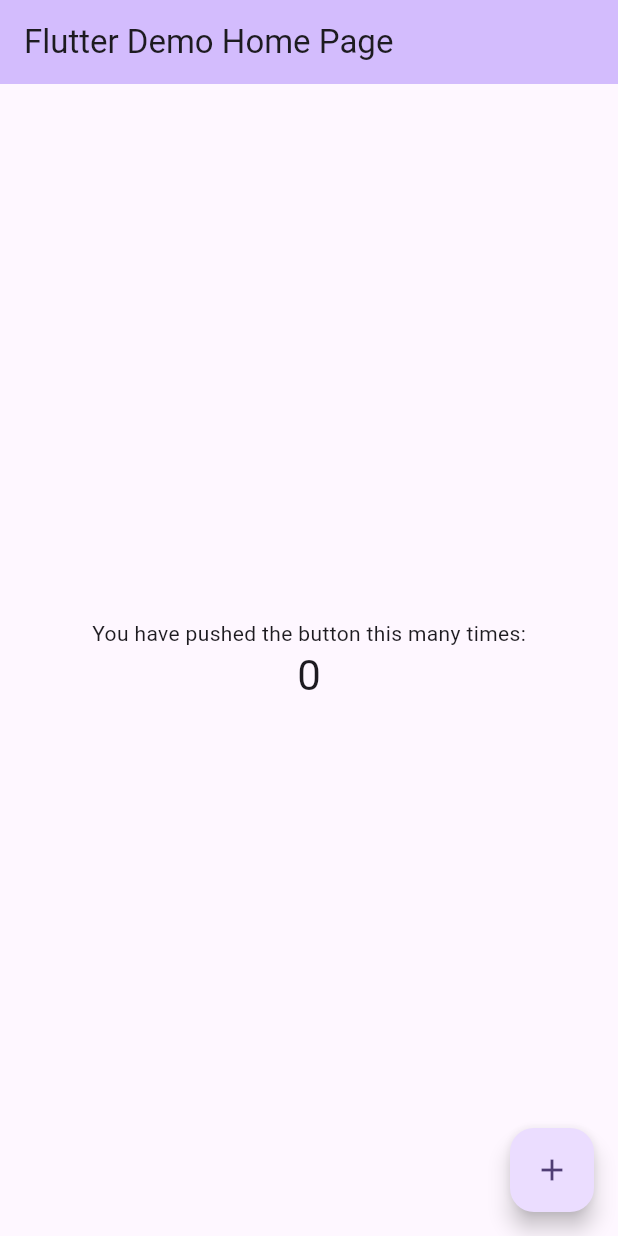
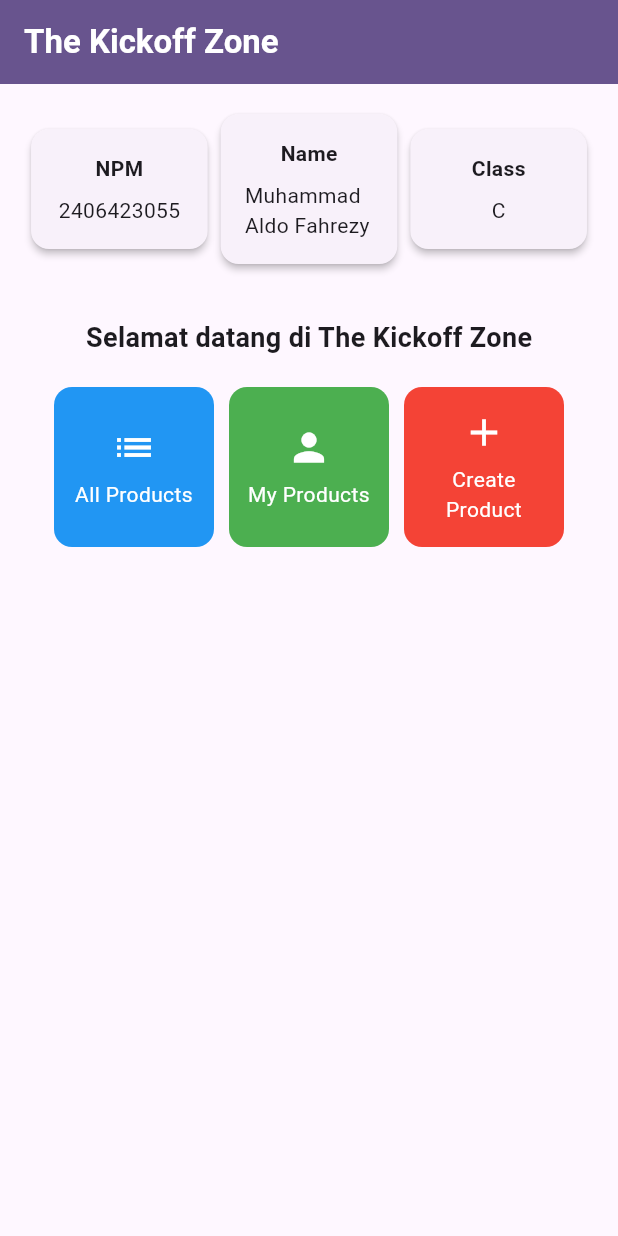
Before and after one commit to aldofahrezy/football-shop-mobile, a Flutter app: the screen it shows after launch, on a phone screen of 412 x 824 dp. Run offline on Flutter 3.47's test engine with Material 3 defaults, Android fonts, the phone set to English and light mode, and no system bars.

Commit message:
Tugas Individu 7: Elemen Dasar Flutter

```diff
--- a/lib/main.dart
+++ b/lib/main.dart
@@ -1,4 +1,5 @@
 import 'package:flutter/material.dart';
+import 'menu.dart';
 
 void main() {
   runApp(const MyApp());
@@ -7,116 +8,14 @@ void main() {
 class MyApp extends StatelessWidget {
   const MyApp({super.key});
 
-  // This widget is the root of your application.
   @override
   Widget build(BuildContext context) {
     return MaterialApp(
-      title: 'Flutter Demo',
+      title: 'Football Shop',
       theme: ThemeData(
-        // This is the theme of your application.
-        //
-        // TRY THIS: Try running your application with "flutter run". You'll see
-        // the application has a purple toolbar. Then, without quitting the app,
-        // try changing the seedColor in the colorScheme below to Colors.green
-        // and then invoke "hot reload" (save your changes or press the "hot
-        // reload" button in a Flutter-supported IDE, or press "r" if you used
-        // the command line to start the app).
-        //
-        // Notice that the counter didn't reset back to zero; the application
-        // state is not lost during the reload. To reset the state, use hot
-        // restart instead.
-        //
-        // This works for code too, not just values: Most code changes can be
-        // tested with just a hot reload.
         colorScheme: ColorScheme.fromSeed(seedColor: Colors.deepPurple),
       ),
-      home: const MyHomePage(title: 'Flutter Demo Home Page'),
+      home: MyHomePage(),
     );
   }
 }
-
-class MyHomePage extends StatefulWidget {
-  const MyHomePage({super.key, required this.title});
-
-  // This widget is the home page of your application. It is stateful, meaning
-  // that it has a State object (defined below) that contains fields that affect
-  // how it looks.
-
-  // This class is the configuration for the state. It holds the values (in this
-  // case the title) provided by the parent (in this case the App widget) and
-  // used by the build method of the State. Fields in a Widget subclass are
-  // always marked "final".
-
-  final String title;
-
-  @override
-  State<MyHomePage> createState() => _MyHomePageState();
-}
-
-class _MyHomePageState extends State<MyHomePage> {
-  int _counter = 0;
-
-  void _incrementCounter() {
-    setState(() {
-      // This call to setState tells the Flutter framework that something has
-      // changed in this State, which causes it to rerun the build method below
-      // so that the display can reflect the updated values. If we changed
-      // _counter without calling setState(), then the build method would not be
-      // called again, and so nothing would appear to happen.
-      _counter++;
-    });
-  }
-
-  @override
-  Widget build(BuildContext context) {
-    // This method is rerun every time setState is called, for instance as done
-    // by the _incrementCounter method above.
-    //
-    // The Flutter framework has been optimized to make rerunning build methods
-    // fast, so that you can just rebuild anything that needs updating rather
-    // than having to individually change instances of widgets.
-    return Scaffold(
-      appBar: AppBar(
-        // TRY THIS: Try changing the color here to a specific color (to
-        // Colors.amber, perhaps?) and trigger a hot reload to see the AppBar
-        // change color while the other colors stay the same.
-        backgroundColor: Theme.of(context).colorScheme.inversePrimary,
-        // Here we take the value from the MyHomePage object that was created by
-        // the App.build method, and use it to set our appbar title.
-        title: Text(widget.title),
-      ),
-      body: Center(
-        // Center is a layout widget. It takes a single child and positions it
-        // in the middle of the parent.
-        child: Column(
-          // Column is also a layout widget. It takes a list of children and
-          // arranges them vertically. By default, it sizes itself to fit its
-          // children horizontally, and tries to be as tall as its parent.
-          //
-          // Column has various properties to control how it sizes itself and
-          // how it positions its children. Here we use mainAxisAlignment to
-          // center the children vertically; the main axis here is the vertical
-          // axis because Columns are vertical (the cross axis would be
-          // horizontal).
-          //
-          // TRY THIS: Invoke "debug painting" (choose the "Toggle Debug Paint"
-          // action in the IDE, or press "p" in the console), to see the
-          // wireframe for each widget.
-          mainAxisAlignment: MainAxisAlignment.center,
-          children: <Widget>[
-            const Text('You have pushed the button this many times:'),
-            Text(
-              '$_counter',
-              style: Theme.of(context).textTheme.headlineMedium,
-            ),
-          ],
-        ),
-      ),
-      floatingActionButton: FloatingActionButton(
-        onPressed: _incrementCounter,
-        tooltip: 'Increment',
-        child: const Icon(Icons.add),
-      ), // This trailing comma makes auto-formatting nicer for build methods.
-    );
-  }
-}
--- /dev/null
+++ b/lib/menu.dart
@@ -0,0 +1,179 @@
+import 'package:flutter/material.dart';
+
+class MyHomePage extends StatelessWidget {
+  MyHomePage({super.key});
+
+  final String nama = "Muhammad Aldo Fahrezy"; //nama
+  final String npm = "2406423055"; //npm
+  final String kelas = "C"; //kelas
+
+  final List<ItemHomepage> items = [
+    ItemHomepage("All Products", Icons.list, Colors.blue),
+    ItemHomepage("My Products", Icons.person, Colors.green),
+    ItemHomepage("Create Product", Icons.add, Colors.red),
+  ];
+
+  @override
+  Widget build(BuildContext context) {
+    // Scaffold menyediakan struktur dasar halaman dengan AppBar dan body.
+    return Scaffold(
+      // AppBar adalah bagian atas halaman yang menampilkan judul.
+      appBar: AppBar(
+        // Judul aplikasi "Football Shop" dengan teks putih dan tebal.
+        title: const Text(
+          'The Kickoff Zone',
+          style: TextStyle(color: Colors.white, fontWeight: FontWeight.bold),
+        ),
+        // Warna latar belakang AppBar diambil dari skema warna tema aplikasi.
+        backgroundColor: Theme.of(context).colorScheme.primary,
+      ),
+      // Body halaman dengan padding di sekelilingnya.
+      body: Padding(
+        padding: const EdgeInsets.all(16.0),
+        // Menyusun widget secara vertikal dalam sebuah kolom.
+        child: Column(
+          crossAxisAlignment: CrossAxisAlignment.center,
+          children: [
+            // Row untuk menampilkan 3 InfoCard secara horizontal.
+            Row(
+              mainAxisAlignment: MainAxisAlignment.spaceEvenly,
+              children: [
+                InfoCard(title: 'NPM', content: npm),
+                InfoCard(title: 'Name', content: nama),
+                InfoCard(title: 'Class', content: kelas),
+              ],
+            ),
+
+            // Memberikan jarak vertikal 16 unit.
+            const SizedBox(height: 16.0),
+
+            // Menempatkan widget berikutnya di tengah halaman.
+            Center(
+              child: Column(
+                // Menyusun teks dan grid item secara vertikal.
+                children: [
+                  // Menampilkan teks sambutan dengan gaya tebal dan ukuran 18.
+                  const Padding(
+                    padding: EdgeInsets.only(top: 16.0),
+                    child: Text(
+                      'Selamat datang di The Kickoff Zone',
+                      style: TextStyle(
+                        fontWeight: FontWeight.bold,
+                        fontSize: 18.0,
+                      ),
+                    ),
+                  ),
+
+                  // Grid untuk menampilkan ItemCard dalam bentuk grid 3 kolom.
+                  GridView.count(
+                    primary: true,
+                    padding: const EdgeInsets.all(20),
+                    crossAxisSpacing: 10,
+                    mainAxisSpacing: 10,
+                    crossAxisCount: 3,
+                    // Agar grid menyesuaikan tinggi kontennya.
+                    shrinkWrap: true,
+
+                    // Menampilkan ItemCard untuk setiap item dalam list items.
+                    children: items.map((ItemHomepage item) {
+                      return ItemCard(item);
+                    }).toList(),
+                  ),
+                ],
+              ),
+            ),
+          ],
+        ),
+      ),
+    );
+  }
+}
+
+class InfoCard extends StatelessWidget {
+  // Kartu informasi yang menampilkan title dan content.
+
+  final String title; // Judul kartu.
+  final String content; // Isi kartu.
+
+  const InfoCard({super.key, required this.title, required this.content});
+
+  @override
+  Widget build(BuildContext context) {
+    return Card(
+      // Membuat kotak kartu dengan bayangan dibawahnya.
+      elevation: 2.0,
+      child: Container(
+        // Mengatur ukuran dan jarak di dalam kartu.
+        width:
+            MediaQuery.of(context).size.width /
+            3.5, // menyesuaikan dengan lebar device yang digunakan.
+        padding: const EdgeInsets.all(16.0),
+        // Menyusun title dan content secara vertikal.
+        child: Column(
+          children: [
+            Text(title, style: const TextStyle(fontWeight: FontWeight.bold)),
+            const SizedBox(height: 8.0),
+            Text(content),
+          ],
+        ),
+      ),
+    );
+  }
+}
+
+class ItemHomepage {
+  final String name;
+  final IconData icon;
+  final Color color;
+
+  ItemHomepage(this.name, this.icon, this.color);
+}
+
+class ItemCard extends StatelessWidget {
+  // Menampilkan kartu dengan ikon dan nama.
+
+  final ItemHomepage item;
+
+  const ItemCard(this.item, {super.key});
+
+  @override
+  Widget build(BuildContext context) {
+    return Material(
+      // Menentukan warna latar belakang dari item color.
+      color: item.color,
+      // Membuat sudut kartu melengkung.
+      borderRadius: BorderRadius.circular(12),
+
+      child: InkWell(
+        // Aksi ketika kartu ditekan.
+        onTap: () {
+          // Menampilkan pesan SnackBar saat kartu ditekan.
+          ScaffoldMessenger.of(context)
+            ..hideCurrentSnackBar()
+            ..showSnackBar(
+              SnackBar(content: Text("Kamu telah menekan tombol ${item.name}")),
+            );
+        },
+        // Container untuk menyimpan Icon dan Text
+        child: Container(
+          padding: const EdgeInsets.all(8),
+          child: Center(
+            child: Column(
+              // Menyusun ikon dan teks di tengah kartu.
+              mainAxisAlignment: MainAxisAlignment.center,
+              children: [
+                Icon(item.icon, color: Colors.white, size: 30.0),
+                const Padding(padding: EdgeInsets.all(3)),
+                Text(
+                  item.name,
+                  textAlign: TextAlign.center,
+                  style: const TextStyle(color: Colors.white),
+                ),
+              ],
+            ),
+          ),
+        ),
+      ),
+    );
+  }
+}
```
Also changed, not shown: 1 other file.
